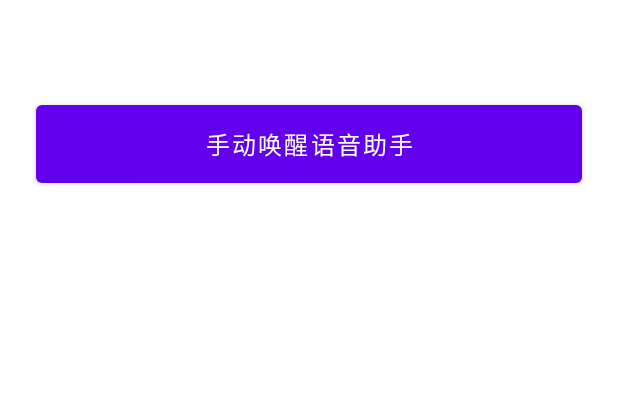
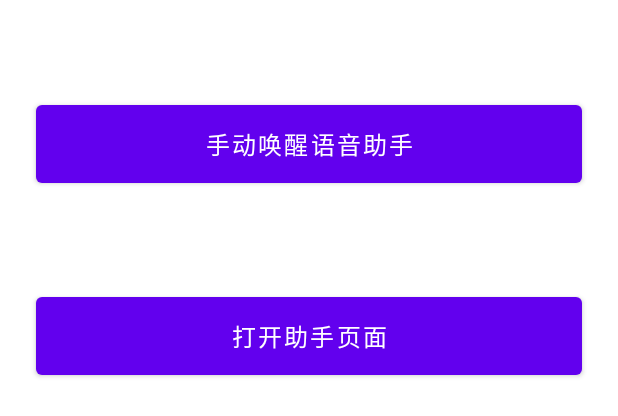
Before and after one commit to liuhao722/BlueToothWorth, an Android app: the layout activity_main.xml on its own in the app's theme, with its tools: preview values and no code run, on a phone screen of 412 x 824 dp. Shown: the top 416 px of the screen. Run offline under Robolectric (Android 15) with nearby library versions, the phone set to English and light mode, and no system bars.

Commit message:
逻辑优化

```diff
--- a/app/src/main/AndroidManifest.xml
+++ b/app/src/main/AndroidManifest.xml
@@ -8,6 +8,7 @@
         android:label="@string/app_name"
         android:roundIcon="@mipmap/ic_launcher_round"
         android:supportsRtl="true"
+        android:name="MyApplication"
         android:theme="@style/Theme.BluetoothWorth">
         <activity android:name=".MainActivity">
             <intent-filter>
@@ -16,6 +17,7 @@
                 <category android:name="android.intent.category.LAUNCHER" />
             </intent-filter>
         </activity>
+
     </application>
 
 </manifest>
--- a/app/src/main/res/layout/activity_main.xml
+++ b/app/src/main/res/layout/activity_main.xml
@@ -32,4 +32,13 @@
         android:layout_marginRight="24dp"
         android:text="手动唤醒语音助手"
         android:textSize="16sp" />
+    <Button
+        android:id="@+id/btn_open"
+        android:layout_width="match_parent"
+        android:layout_height="64dp"
+        android:layout_marginLeft="24dp"
+        android:layout_marginTop="64dp"
+        android:layout_marginRight="24dp"
+        android:text="打开助手页面"
+        android:textSize="16sp" />
 </LinearLayout>
--- a/config.gradle
+++ b/config.gradle
@@ -103,4 +103,7 @@ ext {
             "androidx-junit"   : "androidx.test.ext:junit:1.1.1",
             "androidx-espresso": "androidx.test.espresso:espresso-core:3.2.0",
     ]
+
+    // 屏幕适配
+    autosize = 'me.jessyan:autosize:1.2.1'
 }
--- a/framework/src/main/java/com/worth/framework/base/core/base/constants/ARouterPath.kt
+++ b/framework/src/main/java/com/worth/framework/base/core/base/constants/ARouterPath.kt
@@ -8,4 +8,6 @@ package com.worth.framework.base.core.base.constants
  */
 
 //  dialogActivity的路径
-const val DIALOG_ACTIVITY = "/sdk/dialog_activity"
+object ARouterPath {
+    const val DIALOG_ACTIVITY = "/sdk/activity/dialogActivity"
+}
--- a/framework/src/main/java/com/worth/framework/base/view/activity/DialogActivity.kt
+++ b/framework/src/main/java/com/worth/framework/base/view/activity/DialogActivity.kt
@@ -4,7 +4,7 @@ import com.alibaba.android.arouter.facade.annotation.Route
 import com.alibaba.android.arouter.launcher.ARouter
 import com.worth.framework.R
 import com.worth.framework.base.core.base.activity.BaseActivity
-import com.worth.framework.base.core.base.constants.DIALOG_ACTIVITY
+import com.worth.framework.base.core.base.constants.ARouterPath.DIALOG_ACTIVITY
 import com.worth.framework.base.core.utils.LDBus
 import com.worth.framework.business.ext.EVENT_WITH_INPUT_ASR_RESULT
 import com.worth.framework.business.ext.EVENT_WITH_USER_INPUT_RESULT
@@ -13,6 +13,7 @@ import com.worth.framework.databinding.SdkActivityDialogLayoutBinding
 @Route(path = DIALOG_ACTIVITY, name = "全局的弹窗dialogActivity")
 class DialogActivity : BaseActivity<SdkActivityDialogLayoutBinding>() {
     override fun initBefore() {
+
     }
 
     override fun injectARouter() {
--- a/framework/src/main/java/com/worth/framework/business/enter/VipSdkHelper.kt
+++ b/framework/src/main/java/com/worth/framework/business/enter/VipSdkHelper.kt
@@ -23,7 +23,6 @@ class VipSdkHelper private constructor() {
      */
     init {
         application?.let {
-            ARouter.init(it)
             MeKVUtil.initMMKV(it)
             SpeakUtils.ins().init(it)
             WakeUpUtils.ins().init(it)
--- /dev/null
+++ b/framework/src/main/res/values/colors.xml
@@ -0,0 +1,11 @@
+<?xml version="1.0" encoding="utf-8"?>
+<resources>
+    <color name="transparent">#00ffffff</color>
+    <color name="purple_200">#FFBB86FC</color>
+    <color name="purple_500">#FF6200EE</color>
+    <color name="purple_700">#FF3700B3</color>
+    <color name="teal_200">#FF03DAC5</color>
+    <color name="teal_700">#FF018786</color>
+    <color name="black">#FF000000</color>
+    <color name="white">#FFFFFFFF</color>
+</resources>
--- a/framework/src/main/res/values/style.xml
+++ b/framework/src/main/res/values/style.xml
@@ -2,7 +2,38 @@
 <resources>
 
     <!--    <style name="ProjectDialogTheme" parent="@android:style/Theme.Holo.Light.Dialog">-->
-    <style name="ProjectDialogTheme" parent="@style/Theme.AppCompat.Light.DarkActionBar">
+    <style name="ProjectDialogTheme" parent="@style/Theme.AppCompat.Light.NoActionBar">
+        <item name="android:windowNoTitle">true</item><!-- Activity无标题-->
+        <item name="android:windowBackground">@android:color/transparent</item><!-- dialog外无背景-->
+        <item name="android:windowCloseOnTouchOutside">false</item><!-- dialog外点击无效果-->
+
+        <item name="android:windowFullscreen">false</item>
+        <!--设置dialog的背景-->
+        <!--设置Dialog的windowFrame框为无-->
+        <item name="android:windowFrame">@null</item>
+        <!--设置无标题-->
+        <item name="windowNoTitle">true</item>
+        <!--是否浮现在activity之上设置居中还是说顶部-->
+        <item name="android:windowIsFloating">false</item>
+        <!--是否半透明-->
+        <item name="android:windowIsTranslucent">false</item>
+        <!--设置窗口内容不覆盖-->
+        <item name="android:windowContentOverlay">@null</item>
+        <!--背景是否模糊显示-->
+        <item name="android:backgroundDimEnabled">false</item>
+        <!-- Primary brand color. -->
+        <item name="colorPrimary">@color/purple_500</item>
+        <item name="colorPrimaryVariant">@color/purple_700</item>
+        <item name="colorOnPrimary">@color/white</item>
+        <!-- Secondary brand color. -->
+        <item name="colorSecondary">@color/teal_200</item>
+        <item name="colorSecondaryVariant">@color/teal_700</item>
+        <item name="colorOnSecondary">@color/black</item>
+    </style>
+
+    <!--    <style name="ProjectDialogTheme" parent="@android:style/Theme.Holo.Light.Dialog">-->
+    <style name="TransparentDialog" parent="@style/Theme.AppCompat.Light.NoActionBar">
+
         <item name="android:windowNoTitle">true</item><!-- Activity无标题-->
         <item name="android:windowBackground">@android:color/transparent</item><!-- dialog外无背景-->
         <item name="android:windowCloseOnTouchOutside">false</item><!-- dialog外点击无效果-->
@@ -21,6 +52,7 @@
         <item name="android:windowContentOverlay">@null</item>
         <!--背景是否模糊显示-->
         <item name="android:backgroundDimEnabled">true</item>
+
     </style>
 
 </resources>
```
Also changed, not shown: app/build.gradle (+18 -1 lines), app/src/main/java/com/worth/bluetooth/MainActivity.java (+11 -0 lines), app/src/main/java/com/worth/bluetooth/MyApplication.java (added, +21 -0 lines), framework/build.gradle (+7 -4 lines), framework/src/main/AndroidManifest.xml (+7 -4 lines), framework/src/main/res/drawable/sdk_shape_tab_item.xml (added, +7 -0 lines), framework/src/main/res/layout/sdk_activity_dialog_layout.xml (+9 -15 lines), 1 other file.
